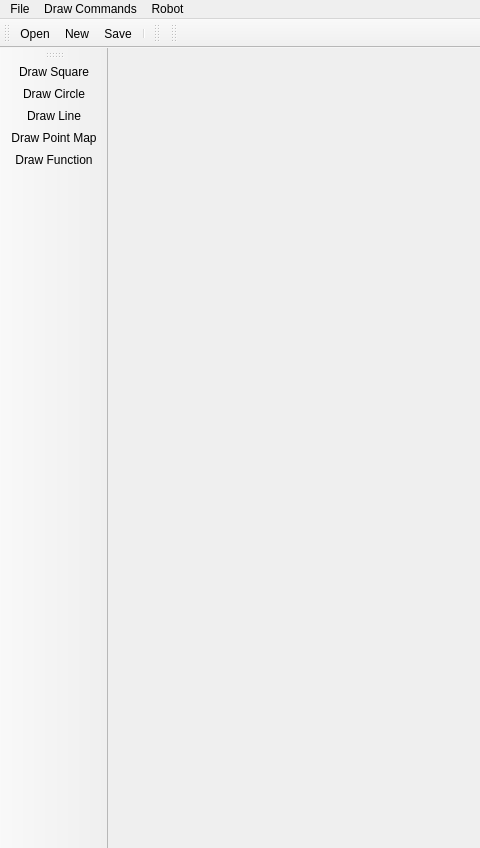
dongbu/painterRHIT, file GUI in progress/mainwindow.ui: the form before one commit; both pictures show x 0 to 480 and y 0 to 848 of the 964 by 848 pixel window.
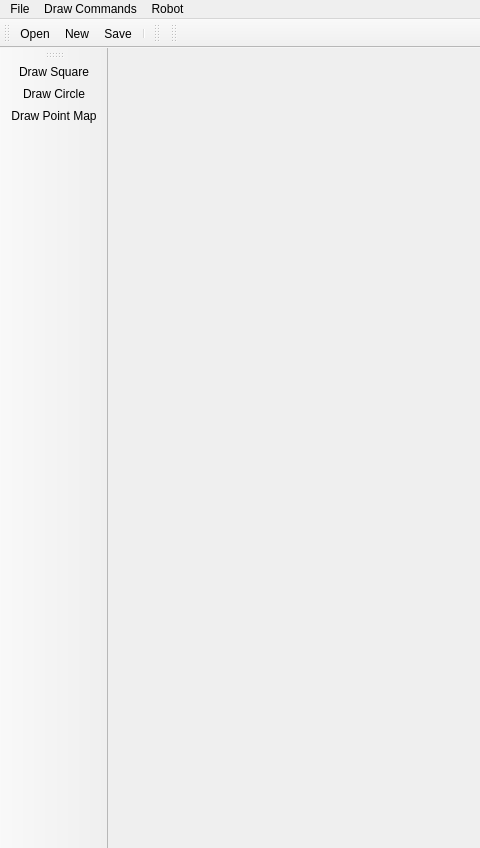
The form after the commit. Icons and pictures are not drawn.

```diff
--- a/GUI in progress/mainwindow.ui
+++ b/GUI in progress/mainwindow.ui
@@ -55,9 +55,9 @@
    </attribute>
    <addaction name="actionDraw_Square"/>
    <addaction name="actionDraw_Circle"/>
-   <addaction name="actionDraw_Line"/>
+   <!--<addaction name="actionDraw_Line"/>-->
    <addaction name="actionDraw_Point_Map"/>
-   <addaction name="actionDraw_Function"/>
+   <!--<addaction name="actionDraw_Function"/>-->
   </widget>
   <widget class="QMenuBar" name="menuBar">
    <property name="geometry">
```
